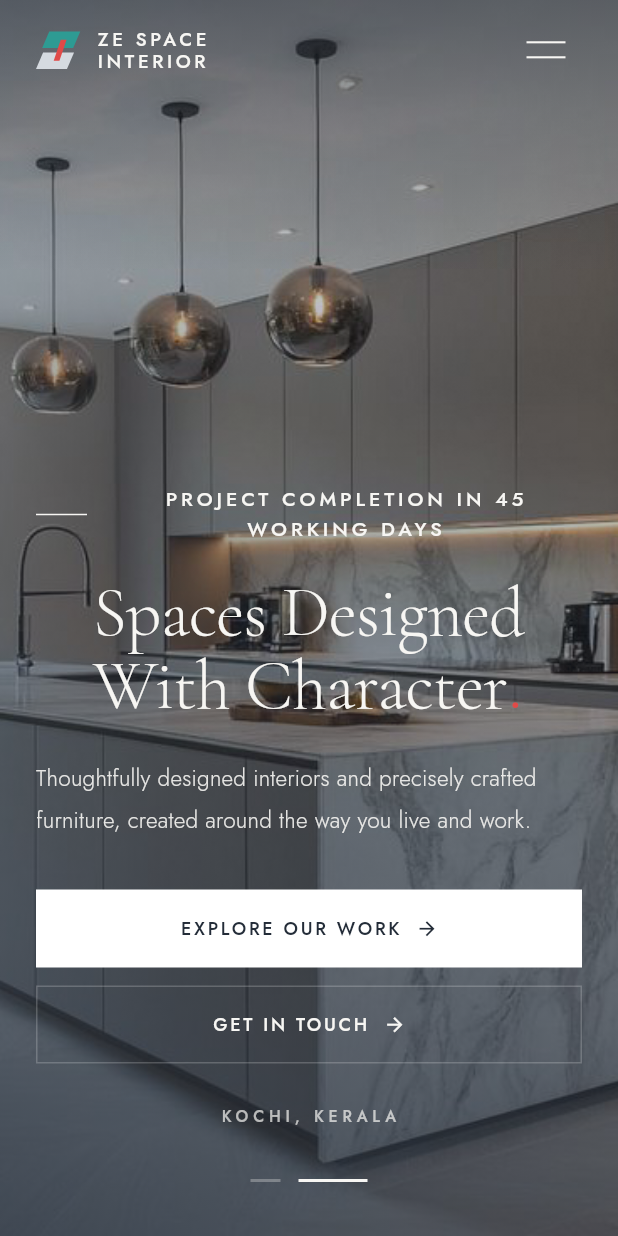
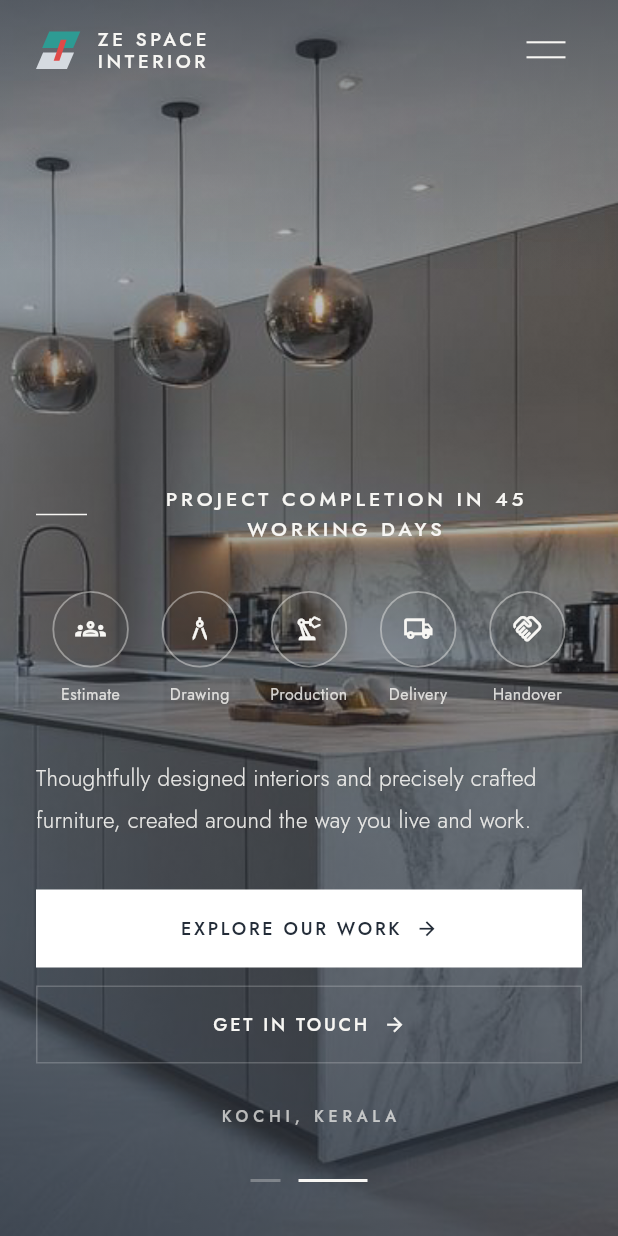
Before and after one commit to abhinavlmna/ze_website, a Flutter app: the screen it shows after launch, swiped to page 2, on a phone screen of 412 x 824 dp. Run offline on Flutter 3.47's test engine with Material 3 defaults, Android fonts, the phone set to English and light mode, and no system bars.

Commit message:
committ after adding buttons in the carousel slider

```diff
--- a/lib/constants/app_text.dart
+++ b/lib/constants/app_text.dart
@@ -75,6 +75,17 @@ class AppText {
         color: color ?? AppColors.textOnDark,
       );
 
+  /// Caption beneath a process badge — small, quiet, and set tight enough to
+  /// stay readable at three or four words per line.
+  static TextStyle processStep(BuildContext c, {Color? color}) => TextStyle(
+        fontFamily: sans,
+        fontSize: fluid(c, min: 10.5, max: 15),
+        fontWeight: FontWeight.w400,
+        height: 1.45,
+        letterSpacing: 0.3,
+        color: color ?? AppColors.textOnDark,
+      );
+
   static TextStyle body(BuildContext c, {Color? color}) => TextStyle(
         fontFamily: sans,
         fontSize: fluid(c, min: 15, max: 17),
--- /dev/null
+++ b/lib/data/process_steps.dart
@@ -0,0 +1,47 @@
+import 'package:flutter/material.dart';
+
+/// One stage of the delivery process, drawn as a circular badge on the hero's
+/// second slide.
+class ProcessStep {
+  const ProcessStep({
+    required this.icon,
+    required this.label,
+    required this.shortLabel,
+  });
+
+  final IconData icon;
+  final String label;
+
+  /// Used where a badge is too narrow for [label] to stay legible. Keep these
+  /// to ten characters or so: a badge is barely 50px wide on a 320px phone, and
+  /// a longer single word has nowhere to wrap and breaks mid-word.
+  final String shortLabel;
+}
+
+const List<ProcessStep> kProcessSteps = <ProcessStep>[
+  ProcessStep(
+    icon: Icons.groups_outlined,
+    label: 'Talk to our Interior Designer & Get an Estimate',
+    shortLabel: 'Estimate',
+  ),
+  ProcessStep(
+    icon: Icons.architecture_outlined,
+    label: 'Detailed Drawing and Approval',
+    shortLabel: 'Drawing',
+  ),
+  ProcessStep(
+    icon: Icons.precision_manufacturing_outlined,
+    label: 'Production at Own Factories',
+    shortLabel: 'Production',
+  ),
+  ProcessStep(
+    icon: Icons.local_shipping_outlined,
+    label: 'Material Delivery & Execution',
+    shortLabel: 'Delivery',
+  ),
+  ProcessStep(
+    icon: Icons.handshake_outlined,
+    label: 'On Time Project Hand Over',
+    shortLabel: 'Handover',
+  ),
+];
--- a/lib/widgets/hero.dart
+++ b/lib/widgets/hero.dart
@@ -10,6 +10,7 @@ import '../constants/contact_config.dart';
 import '../data/hero_slides.dart';
 import 'common/buttons.dart';
 import 'hero_carousel.dart';
+import 'hero_process.dart';
 
 /// Full-bleed opening statement: a swipeable pair of photographs, each carrying
 /// its own promise, over one headline and two ways in.
@@ -243,32 +244,17 @@ class _HeroContent extends StatelessWidget {
             mainAxisAlignment: MainAxisAlignment.end,
             // crossAxisAlignment: CrossAxisAlignment.start,
             children: [
-                // The one line that belongs to the photograph behind it —
-                // crossfades with the carousel.
+
                 rise(0.05, 0.35, HeroSlideCaption(page: page)),
                 SizedBox(height: context.isMobile ? 22 : 30),
                 rise(
                   0.12,
                   0.5,
-                  IgnorePointer(
-                    child: ConstrainedBox(
-                      constraints: const BoxConstraints(maxWidth: 900),
-                      child: Text.rich(
-                        const TextSpan(
-                          children: [
-                            TextSpan(text: 'Spaces Designed\nWith Character'),
-                            TextSpan(
-                              text: '.',
-                              style: TextStyle(color: AppColors.coral),
-                            ),
-                          ],
-                        ),
-                        style: AppText.display(
-                          context,
-                          color: AppColors.textOnDark,
-                        ),
-                      ),
-                    ),
+                  HeroSlideSwap(
+                    page: page,
+                    builder: (context, index) => index == 0
+                        ? const IgnorePointer(child: _Headline())
+                        : const HeroProcess(),
                   ),
                   distance: 34,
                 ),
@@ -356,6 +342,26 @@ class _HeroContent extends StatelessWidget {
   }
 }
 
+class _Headline extends StatelessWidget {
+  const _Headline();
+
+  @override
+  Widget build(BuildContext context) {
+    return ConstrainedBox(
+      constraints: const BoxConstraints(maxWidth: 900),
+      child: Text.rich(
+        const TextSpan(
+          children: [
+            TextSpan(text: 'Spaces Designed\nWith Character'),
+            TextSpan(text: '.', style: TextStyle(color: AppColors.coral)),
+          ],
+        ),
+        style: AppText.display(context, color: AppColors.textOnDark),
+      ),
+    );
+  }
+}
+
 class _ScrollCue extends StatefulWidget {
   const _ScrollCue();
 
--- a/lib/widgets/hero_carousel.dart
+++ b/lib/widgets/hero_carousel.dart
@@ -1,3 +1,5 @@
+import 'dart:async';
+
 import 'package:flutter/foundation.dart';
 import 'package:flutter/gestures.dart';
 import 'package:flutter/material.dart';
@@ -15,6 +17,13 @@ const double _kParallax = 0.12;
 
 const Duration _kJumpDuration = Duration(milliseconds: 620);
 
+/// How long a photograph holds before the carousel moves on by itself.
+const Duration kHeroSlideInterval = Duration(seconds: 3);
+
+/// Unprompted motion is slower than a deliberate tap — the hero drifts to the
+/// next frame rather than snapping to it.
+const Duration kHeroAutoAdvance = Duration(milliseconds: 900);
+
 /// The swipeable photograph layer behind the hero copy.
 ///
 /// Deliberately split into three widgets — [HeroCarousel] for the images,
@@ -22,7 +31,11 @@ const Duration _kJumpDuration = Duration(milliseconds: 620);
 /// images sit at the bottom of the hero [Stack] while the copy sits on top of
 /// the scrim. All three read the same [page] notifier, so a caption crossfades
 /// in step with the finger rather than snapping once the page settles.
-class HeroCarousel extends StatelessWidget {
+///
+/// Advances on its own every [kHeroSlideInterval], and hands control straight
+/// back to the visitor: a finger or mouse on the photograph stops the timer,
+/// which starts over once the gesture ends.
+class HeroCarousel extends StatefulWidget {
   const HeroCarousel({
     super.key,
     required this.controller,
@@ -35,20 +48,108 @@ class HeroCarousel extends StatelessWidget {
   final Animation<double> entrance;
 
   @override
+  State<HeroCarousel> createState() => _HeroCarouselState();
+}
+
+class _HeroCarouselState extends State<HeroCarousel> {
+  Timer? _timer;
+  bool _configured = false;
+  bool _autoPlay = true;
+
+  @override
+  void initState() {
+    super.initState();
+    widget.entrance.addStatusListener(_onEntrance);
+  }
+
+  /// The hold starts once the hero has finished arriving. Counting from the
+  /// first frame instead would spend most of the first hold on the entrance
+  /// fade, and swap the photograph moments after it became readable.
+  void _onEntrance(AnimationStatus status) {
+    if (status == AnimationStatus.completed) _restart();
+  }
+
+  @override
+  void didChangeDependencies() {
+    super.didChangeDependencies();
+    // Nothing moves on its own for a visitor who asked the platform to stop
+    // animating things.
+    final allowed = !context.reduceMotion;
+    if (_configured && allowed == _autoPlay) return;
+    _configured = true;
+    _autoPlay = allowed;
+    if (allowed) {
+      _restart();
+    } else {
+      _stop();
+    }
+  }
+
+  @override
+  void dispose() {
+    widget.entrance.removeStatusListener(_onEntrance);
+    _timer?.cancel();
+    super.dispose();
+  }
+
+  void _restart() {
+    _timer?.cancel();
+    if (!_autoPlay || !widget.entrance.isCompleted) return;
+    _timer = Timer.periodic(kHeroSlideInterval, (_) => _advance());
+  }
+
+  void _stop() {
+    _timer?.cancel();
+    _timer = null;
+  }
+
+  void _advance() {
+    final controller = widget.controller;
+    if (!mounted || !controller.hasClients) return;
+    // Never interrupt a transition already under way. The next index is read
+    // off the current page, and rounding a page that is halfway between two
+    // slides would send the carousel back the way it came.
+    if (controller.position.isScrollingNotifier.value) return;
+    final current = (controller.page ?? 0).round();
+    controller.animateToPage(
+      (current + 1) % kHeroSlides.length,
+      duration: kHeroAutoAdvance,
+      curve: Curves.easeInOutCubic,
+    );
+  }
+
+  bool _onScroll(ScrollNotification notification) {
+    // Only a real drag counts as taking over — the carousel's own animations
+    // raise these notifications too, with no drag details attached.
+    if (notification is ScrollStartNotification &&
+        notification.dragDetails != null) {
+      _stop();
+    } else if (notification is ScrollEndNotification) {
+      // Restart rather than resume, so a visitor who just swiped gets the full
+      // interval to look at the frame they chose.
+      _restart();
+    }
+    return false;
+  }
+
+  @override
   Widget build(BuildContext context) {
-    return ScrollConfiguration(
+    return NotificationListener<ScrollNotification>(
+      onNotification: _onScroll,
+      child: ScrollConfiguration(
         // A hero is swiped on a phone but dragged with a mouse on the web, and
         // Flutter omits mouse from a scrollable's drag devices by default.
         behavior: const _CarouselScrollBehavior(),
         child: PageView.builder(
-        controller: controller,
+          controller: widget.controller,
           physics: const PageScrollPhysics(parent: BouncingScrollPhysics()),
           itemCount: kHeroSlides.length,
           itemBuilder: (context, index) => _Slide(
             slide: kHeroSlides[index],
             index: index,
-          page: page,
-          entrance: entrance,
+            page: widget.page,
+            entrance: widget.entrance,
+          ),
         ),
       ),
     );
@@ -122,11 +223,78 @@ class _Slide extends StatelessWidget {
   }
 }
 
+/// Crossfades one widget per slide in a single slot of the hero column.
+///
+/// Every slide's widget is laid out at once inside a [Stack], so the slot keeps
+/// the height of the tallest — whatever is below it then holds still while you
+/// swipe, instead of being nudged up and down.
+class HeroSlideSwap extends StatelessWidget {
+  const HeroSlideSwap({
+    super.key,
+    required this.page,
+    required this.builder,
+    this.drift = 26,
+  });
+
+  final ValueListenable<double> page;
+
+  /// Builds the content for one slide index.
+  final Widget Function(BuildContext context, int index) builder;
+
+  /// How far the content slides sideways as it fades, in logical pixels.
+  final double drift;
+
+  @override
+  Widget build(BuildContext context) {
+    final reduce = context.reduceMotion;
+
+    return ValueListenableBuilder<double>(
+      valueListenable: page,
+      builder: (context, value, _) => Stack(
+        alignment: Alignment.center,
+        children: <Widget>[
+          for (var i = 0; i < kHeroSlides.length; i++)
+            _SwapLayer(
+              // Twice the rate of the swipe, so the outgoing layer has cleared
+              // before the incoming one arrives. A plain linear crossfade
+              // leaves both at half opacity mid-swipe, and two centred blocks
+              // of type on top of each other are unreadable.
+              opacity: (1 - 2 * (value - i).abs()).clamp(0.0, 1.0),
+              drift: reduce ? 0 : (i - value) * drift,
+              child: builder(context, i),
+            ),
+        ],
+      ),
+    );
+  }
+}
+
+class _SwapLayer extends StatelessWidget {
+  const _SwapLayer({
+    required this.opacity,
+    required this.drift,
+    required this.child,
+  });
+
+  final double opacity;
+  final double drift;
+  final Widget child;
+
+  @override
+  Widget build(BuildContext context) {
+    return IgnorePointer(
+      // Only a layer that has fully arrived takes pointers — otherwise a
+      // half-faded badge underneath the visible one would still light up.
+      ignoring: opacity < 1,
+      child: Opacity(
+        opacity: opacity,
+        child: Transform.translate(offset: Offset(drift, 0), child: child),
+      ),
+    );
+  }
+}
+
 /// The per-slide promise, crossfading as the photographs move.
-///
-/// Every caption is laid out at once inside a [Stack] so the row keeps the
-/// height of the longest one — a caption that wraps on a phone then can't nudge
-/// the headline below it while you swipe.
 class HeroSlideCaption extends StatelessWidget {
   const HeroSlideCaption({super.key, required this.page});
 
@@ -134,50 +302,24 @@ class HeroSlideCaption extends StatelessWidget {
 
   @override
   Widget build(BuildContext context) {
-    final reduce = context.reduceMotion;
-
     return IgnorePointer(
-      child: ValueListenableBuilder<double>(
-        valueListenable: page,
-        builder: (context, value, _) => Stack(
-          alignment: Alignment.center,
-          children: <Widget>[
-            for (var i = 0; i < kHeroSlides.length; i++)
-              _CaptionLine(
-                text: kHeroSlides[i].caption,
-                // Twice the rate of the swipe, so the outgoing caption has
-                // cleared before the incoming one arrives. A plain linear
-                // crossfade leaves both at half opacity mid-swipe, and two
-                // centred lines of tracked capitals on top of each other are
-                // unreadable.
-                opacity: (1 - 2 * (value - i).abs()).clamp(0.0, 1.0),
-                drift: reduce ? 0 : (i - value) * 26,
-              ),
-          ],
-        ),
+      child: HeroSlideSwap(
+        page: page,
+        builder: (context, index) =>
+            _CaptionLine(text: kHeroSlides[index].caption),
       ),
     );
   }
 }
 
 class _CaptionLine extends StatelessWidget {
-  const _CaptionLine({
-    required this.text,
-    required this.opacity,
-    required this.drift,
-  });
+  const _CaptionLine({required this.text});
 
   final String text;
-  final double opacity;
-  final double drift;
 
   @override
   Widget build(BuildContext context) {
-    return Opacity(
-      opacity: opacity,
-      child: Transform.translate(
-        offset: Offset(drift, 0),
-        child: Row(
+    return Row(
       mainAxisSize: MainAxisSize.min,
       mainAxisAlignment: MainAxisAlignment.center,
       children: <Widget>[
@@ -191,15 +333,10 @@ class _CaptionLine extends StatelessWidget {
           child: Text(
             text.toUpperCase(),
             textAlign: TextAlign.center,
-                style: AppText.slideCaption(
-                  context,
-                  color: AppColors.textOnDark,
-                ),
+            style: AppText.slideCaption(context, color: AppColors.textOnDark),
           ),
         ),
       ],
-        ),
-      ),
     );
   }
 }
--- /dev/null
+++ b/lib/widgets/hero_process.dart
@@ -0,0 +1,192 @@
+import 'package:flutter/material.dart';
+
+import '../constants/app_colors.dart';
+import '../constants/app_text.dart';
+import '../constants/breakpoints.dart';
+import '../data/process_steps.dart';
+
+/// The delivery process as a row of circular badges — what the second slide
+/// shows in place of the first slide's headline.
+///
+/// Sized from the space it is given rather than from breakpoints: five badges
+/// and four connectors always have to share one line, so the width each badge
+/// can afford is the thing that decides the type size and whether the long or
+/// short caption is used.
+class HeroProcess extends StatelessWidget {
+  const HeroProcess({super.key});
+
+  @override
+  Widget build(BuildContext context) {
+    return LayoutBuilder(
+      builder: (context, constraints) {
+        const int count = 5;
+        assert(kProcessSteps.length == count);
+
+        // Connectors only once there is room for them to read as connectors
+        // rather than as clutter between two cramped badges.
+        final connector = constraints.maxWidth >= 660 ? 30.0 : 0.0;
+        final itemWidth =
+            ((constraints.maxWidth - connector * (count - 1)) / count)
+                .clamp(50.0, 168.0);
+        final diameter = (itemWidth * 0.70).clamp(42.0, 112.0);
+        final compact = itemWidth < 108;
+
+        return Row(
+          mainAxisSize: MainAxisSize.min,
+          crossAxisAlignment: CrossAxisAlignment.start,
+          children: <Widget>[
+            for (var i = 0; i < count; i++) ...<Widget>[
+              if (i > 0 && connector > 0)
+                _Connector(width: connector, centre: diameter / 2),
+              _Badge(
+                step: kProcessSteps[i],
+                width: itemWidth,
+                diameter: diameter,
+                compact: compact,
+              ),
+            ],
+          ],
+        );
+      },
+    );
+  }
+}
+
+class _Connector extends StatelessWidget {
+  const _Connector({required this.width, required this.centre});
+
+  final double width;
+
+  /// Distance from the top of the row to the middle of a badge, so the arrow
+  /// lines up with the circles rather than with the block of caption below.
+  final double centre;
+
+  @override
+  Widget build(BuildContext context) {
+    const size = 20.0;
+    return Padding(
+      padding: EdgeInsets.only(top: centre - size / 2),
+      child: SizedBox(
+        width: width,
+        child: Icon(
+          Icons.arrow_right_alt,
+          size: size,
+          color: AppColors.textOnDark.withValues(alpha: 0.45),
+        ),
+      ),
+    );
+  }
+}
+
+class _Badge extends StatefulWidget {
+  const _Badge({
+    required this.step,
+    required this.width,
+    required this.diameter,
+    required this.compact,
+  });
+
+  final ProcessStep step;
+  final double width;
+  final double diameter;
+  final bool compact;
+
+  @override
+  State<_Badge> createState() => _BadgeState();
+}
+
+class _BadgeState extends State<_Badge> {
+  bool _hovered = false;
+
+  @override
+  Widget build(BuildContext context) {
+    final step = widget.step;
+    final duration = context.reduceMotion
+        ? Duration.zero
+        : const Duration(milliseconds: 260);
+
+    return MouseRegion(
+      // Reports hover without claiming the pointer, so a drag that starts on a
+      // badge still reaches the carousel underneath it. Both halves matter: the
+      // translucent behaviour keeps the region itself out of the way, and the
+      // IgnorePointer below covers the icon and caption, whose render objects
+      // would otherwise answer the hit test themselves. The badges are
+      // deliberately inert, so the cursor stays an arrow too.
+      hitTestBehavior: HitTestBehavior.translucent,
+      onEnter: (_) => setState(() => _hovered = true),
+      onExit: (_) => setState(() => _hovered = false),
+      child: IgnorePointer(
+        child: SizedBox(
+          width: widget.width,
+          child: Column(
+            mainAxisSize: MainAxisSize.min,
+            children: <Widget>[
+              // Lift and swell, expressed as fractions of the badge so the
+              // gesture reads the same at every size.
+              AnimatedSlide(
+                duration: duration,
+                curve: Curves.easeOutCubic,
+                offset: Offset(0, _hovered ? -0.055 : 0),
+                child: AnimatedScale(
+                  duration: duration,
+                  curve: Curves.easeOutCubic,
+                  scale: _hovered ? 1.06 : 1.0,
+                  child: AnimatedContainer(
+                    duration: duration,
+                    curve: Curves.easeOutCubic,
+                    width: widget.diameter,
+                    height: widget.diameter,
+                    decoration: BoxDecoration(
+                      shape: BoxShape.circle,
+                      // Every badge is a plain outline at rest; teal is what
+                      // hover means. Fading an already-teal colour up from zero
+                      // alpha — rather than lerping out of transparent black —
+                      // keeps the fill from dipping through a muddy tone on the
+                      // way in.
+                      color: AppColors.teal
+                          .withValues(alpha: _hovered ? 1.0 : 0.0),
+                      border: Border.all(
+                        color: _hovered
+                            ? AppColors.teal
+                            : AppColors.textOnDark.withValues(alpha: 0.42),
+                        width: 1.2,
+                      ),
+                      boxShadow: <BoxShadow>[
+                        BoxShadow(
+                          color: AppColors.teal
+                              .withValues(alpha: _hovered ? 0.45 : 0.0),
+                          blurRadius: 28,
+                          spreadRadius: 1,
+                        ),
+                      ],
+                    ),
+                    child: Icon(
+                      step.icon,
+                      size: widget.diameter * 0.40,
+                      color: AppColors.textOnDark,
+                    ),
+                  ),
+                ),
+              ),
+              SizedBox(height: widget.compact ? 10 : 18),
+              AnimatedDefaultTextStyle(
+                duration: duration,
+                curve: Curves.easeOutCubic,
+                textAlign: TextAlign.center,
+                style: AppText.processStep(
+                  context,
+                  color: AppColors.textOnDark
+                      .withValues(alpha: _hovered ? 1.0 : 0.82),
+                ),
+                child: Text(
+                  widget.compact ? step.shortLabel : step.label,
+                  textAlign: TextAlign.center,
+                ),
+              ),
+            ],
+          ),
+        ),
+      ),
+    );
+  }
+}
```
Also changed, not shown: 2 other files. Lines whose indentation alone changed are shown as unchanged.
